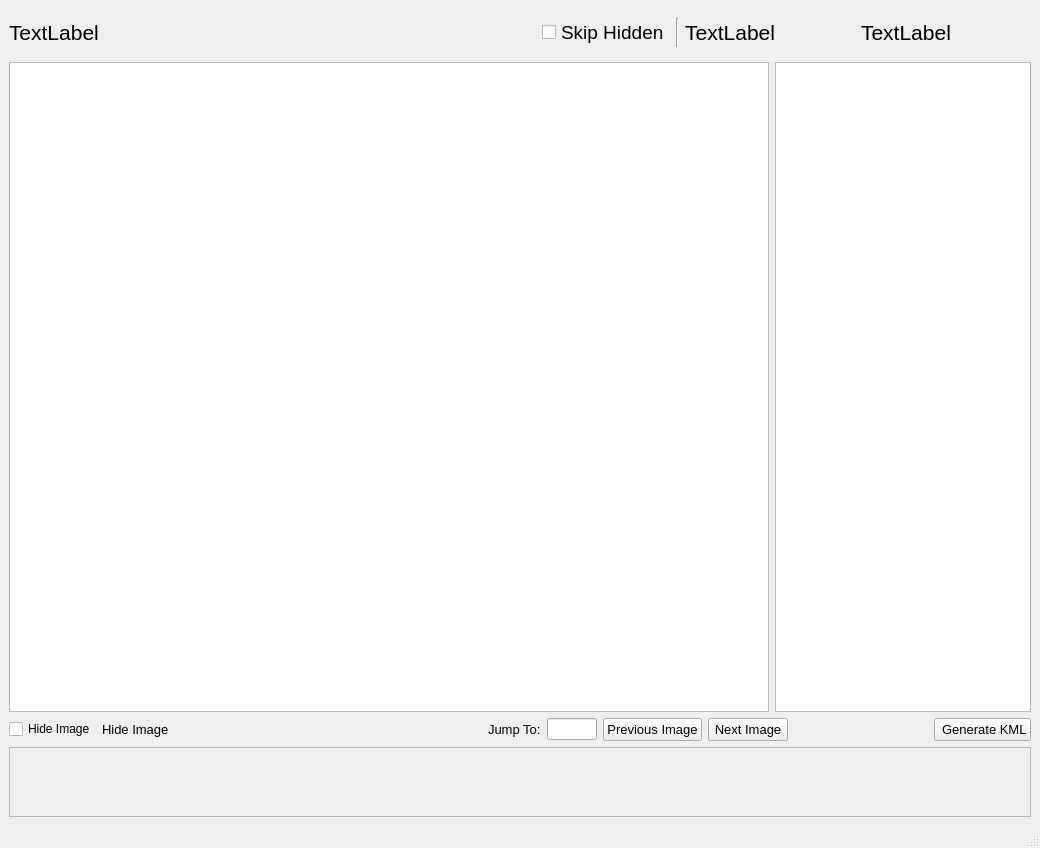
This is resources/views/Viewer.ui in crgrove/automated-drone-image-analysis-tool as Qt 5 draws it before an edit. The edited form follows.
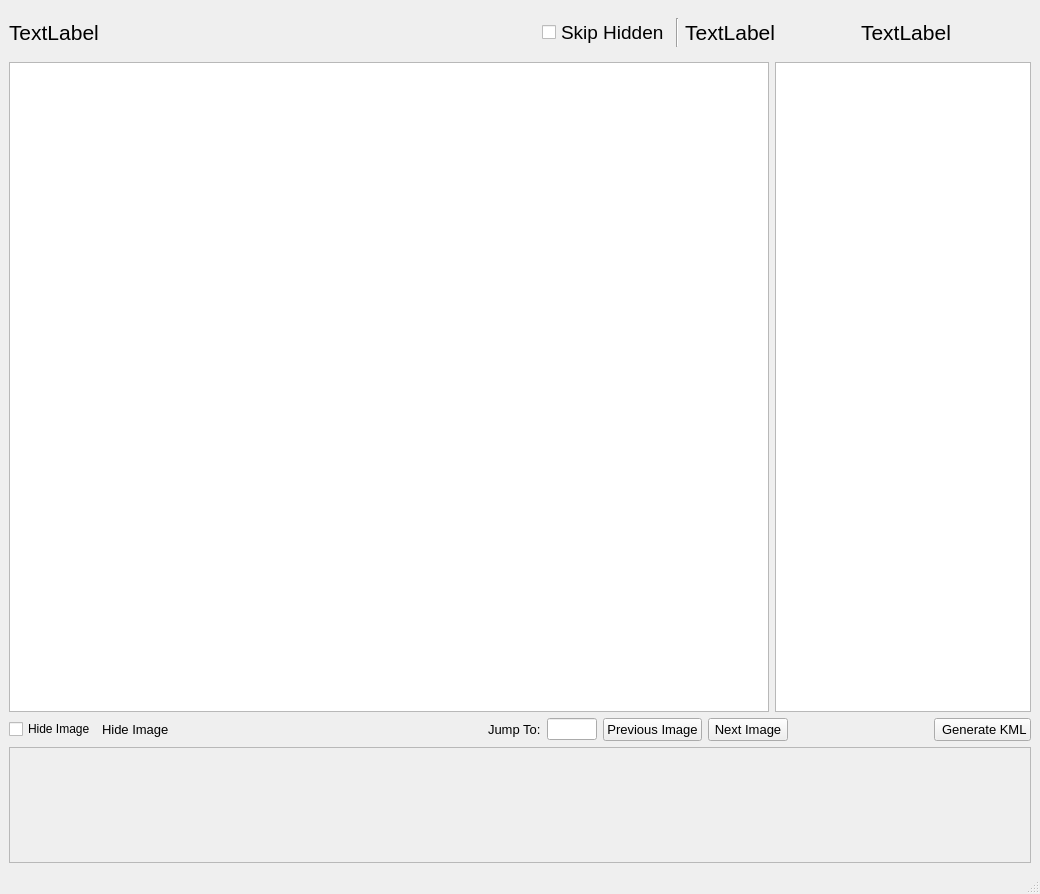
This is the edited form. Icons and pictures are not drawn.

```diff
--- a/resources/views/Viewer.ui
+++ b/resources/views/Viewer.ui
@@ -7,7 +7,7 @@
     <x>0</x>
     <y>0</y>
     <width>1040</width>
-    <height>846</height>
+    <height>848</height>
    </rect>
   </property>
   <property name="windowTitle">
@@ -324,15 +324,21 @@
     <item>
      <widget class="QScrollArea" name="thumbnailScrollArea">
       <property name="sizePolicy">
-       <sizepolicy hsizetype="Expanding" vsizetype="MinimumExpanding">
+       <sizepolicy hsizetype="Expanding" vsizetype="Fixed">
         <horstretch>0</horstretch>
         <verstretch>0</verstretch>
        </sizepolicy>
       </property>
+      <property name="minimumSize">
+       <size>
+        <width>0</width>
+        <height>116</height>
+       </size>
+      </property>
       <property name="maximumSize">
        <size>
         <width>16777215</width>
-        <height>120</height>
+        <height>116</height>
        </size>
       </property>
       <property name="verticalScrollBarPolicy">
@@ -347,15 +353,21 @@
          <x>0</x>
          <y>0</y>
          <width>1020</width>
-         <height>69</height>
+         <height>96</height>
         </rect>
        </property>
        <property name="sizePolicy">
-        <sizepolicy hsizetype="Preferred" vsizetype="Expanding">
+        <sizepolicy hsizetype="Preferred" vsizetype="Minimum">
          <horstretch>0</horstretch>
          <verstretch>0</verstretch>
         </sizepolicy>
        </property>
+       <property name="minimumSize">
+        <size>
+         <width>0</width>
+         <height>96</height>
+        </size>
+       </property>
        <property name="maximumSize">
         <size>
          <width>16777215</width>
```
